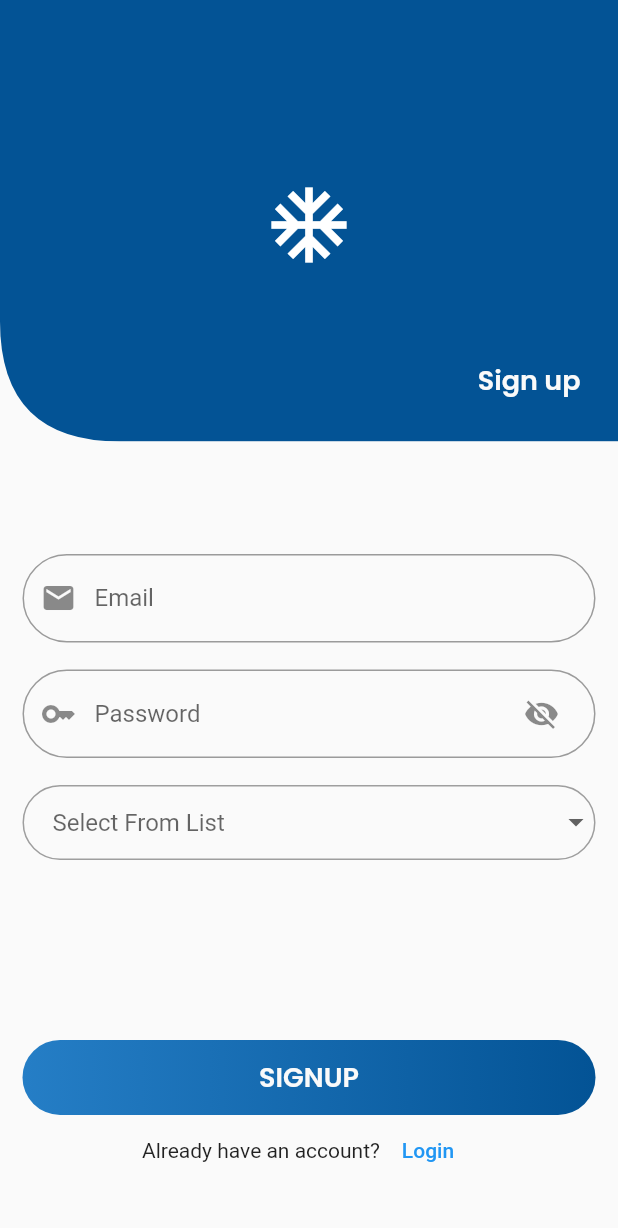
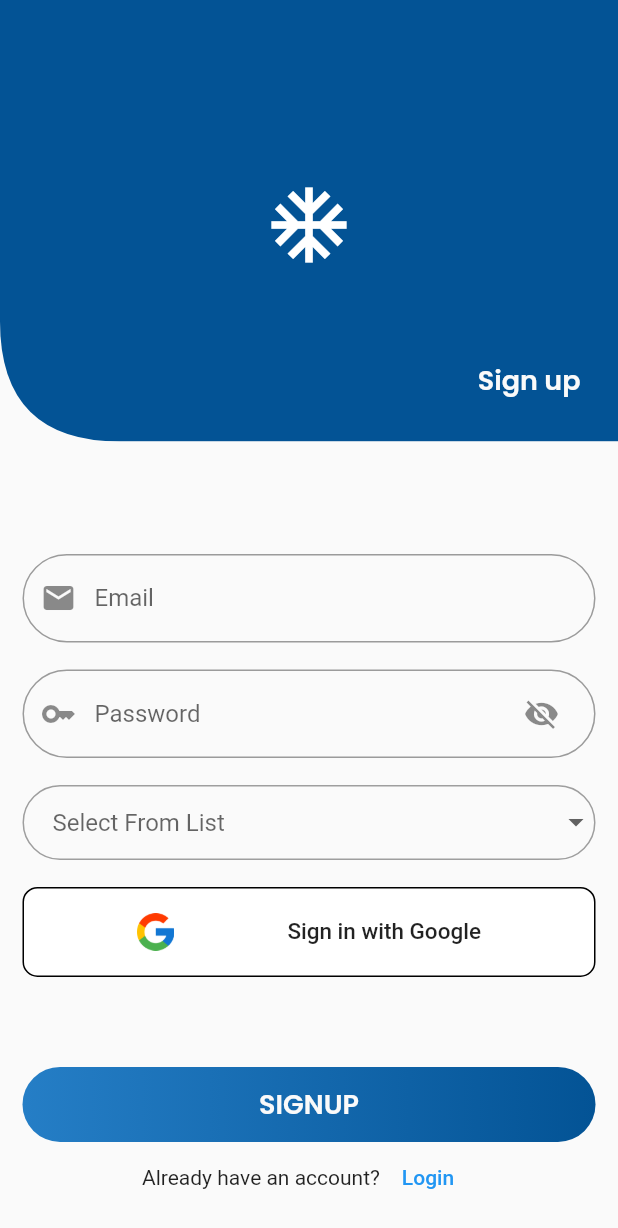
Before and after one commit to GrammersTechnology/Energy-App, a Flutter app: the screen it shows after launch, after a tap on "Register", on a phone screen of 412 x 824 dp. Shown: the top 1228 px of the screen. Run offline on Flutter 3.47's test engine with Material 2 defaults, Android fonts, the phone set to English and light mode, and no system bars; our stand-ins replace cloud_firestore, csv, dio, firebase_auth, firebase_core, firebase_storage and 9 more; accounts and stored records are empty.

Commit message:
[New Feature] Implemented Google Authentication

```diff
--- a/lib/features/auth/screen/loginscreen.dart
+++ b/lib/features/auth/screen/loginscreen.dart
@@ -47,8 +47,36 @@ class LoginScreen extends ConsumerWidget {
                     hSpaceSmall
                   ],
                 ),
+                Center(
+                    child: GestureDetector(
+                  onTap: () {
+                    controller.signInWithGoogle(context);
+                  },
+                  child: Container(
+                    height: 60,
+                    // width: 300,
+                    decoration: BoxDecoration(
+                        borderRadius: BorderRadius.circular(10),
+                        color: Colors.white,
+                        border: Border.all(color: Colors.black)),
+                    child: Row(
+                      mainAxisAlignment: MainAxisAlignment.spaceEvenly,
+                      children: [
+                        Image.asset(
+                          'assets/images/google.png',
+                          height: 25,
+                        ),
+                        const Text(
+                          'Sign in with Google',
+                          style: TextStyle(
+                              fontSize: 15, fontWeight: FontWeight.w500),
+                        )
+                      ],
+                    ),
+                  ),
+                )),
                 vSpaceXl,
-                vSpaceXl,
+                vSpaceSmall,
                 LoginButtonWidget(
                   title: "LOGIN",
                   onTap: () {
--- a/lib/features/auth/screen/signup_screen.dart
+++ b/lib/features/auth/screen/signup_screen.dart
@@ -59,7 +59,36 @@ class SignupScreen extends ConsumerWidget {
                   onTap: () {},
                 ),
               ),
-              vSpaceXl,
+              vSpaceRegular,
+              Center(
+                  child: GestureDetector(
+                onTap: () {
+                  authRepository.signInWithGoogle(context);
+                },
+                child: Container(
+                  height: 60,
+                  // width: 300,
+                  decoration: BoxDecoration(
+                      borderRadius: BorderRadius.circular(10),
+                      color: Colors.white,
+                      border: Border.all(color: Colors.black)),
+                  child: Row(
+                    mainAxisAlignment: MainAxisAlignment.spaceEvenly,
+                    children: [
+                      Image.asset(
+                        'assets/images/google.png',
+                        height: 25,
+                      ),
+                      const Text(
+                        'Sign in with Google',
+                        style: TextStyle(
+                            fontSize: 15, fontWeight: FontWeight.w500),
+                      )
+                    ],
+                  ),
+                ),
+              )),
+              // vSpaceXl,
               vSpaceXl,
               // authRepository.loader
               //     ? const CircularProgressIndicator()
--- a/lib/features/home/home_screen.dart
+++ b/lib/features/home/home_screen.dart
@@ -1,3 +1,5 @@
+// ignore_for_file: must_be_immutable
+
 import 'package:demo/utils/const/space_helper.dart';
 import 'package:demo/utils/const/themes/colors.dart';
 import 'package:demo/features/Saving%20Tips/model/savinr_tips_model.dart';
--- a/pubspec.yaml
+++ b/pubspec.yaml
@@ -50,6 +50,7 @@ dependencies:
   flutter_riverpod: ^2.4.1
   internet_connection_checker: ^1.0.0+1
   connectivity: ^3.0.6
+  google_sign_in: ^6.1.0
 
 dev_dependencies:
   flutter_test:
```
Also changed, not shown: lib/features/auth/controller/auth_controller.dart (+36 -0 lines), assets/images/google.png (added), pubspec.lock, 1 other file.
